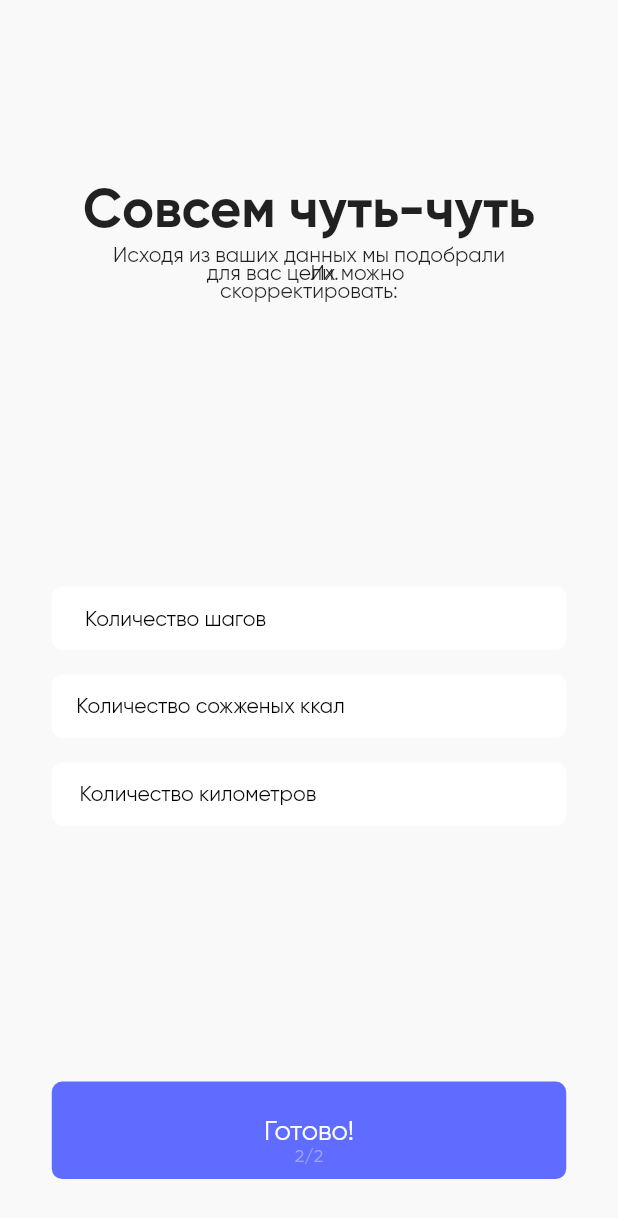
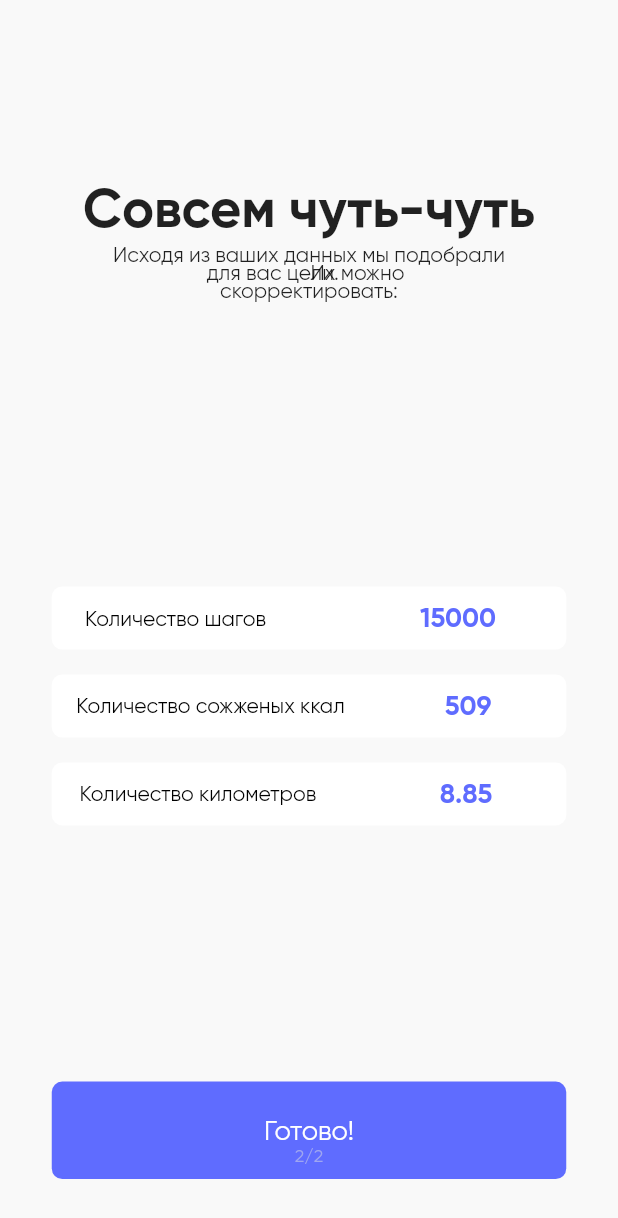
Before and after one commit to kkkivannn/pedometer, a Flutter app: the screen it shows after launch, after a tap on "Следующий этап", on a phone screen of 412 x 824 dp. Shown: the top 1218 px of the screen. Run offline on Flutter 3.47's test engine with Material 2 defaults, Android fonts, the light colour scheme and no system bars; our stand-ins replace scroll_snap_list, sensors_plus; missing offline and left inert: splash_screen_view.

Commit message:
Complete two pages

```diff
--- a/lib/firstPage/Buttons.dart
+++ b/lib/firstPage/Buttons.dart
@@ -10,8 +10,9 @@ class Buttons extends StatefulWidget {
   _ButtonsState createState() => _ButtonsState();
 }
 
+var gender;
+
 class _ButtonsState extends State<Buttons> {
-  var gender;
   @override
   Widget build(BuildContext context) {
     return SafeArea(
--- a/lib/firstPage/Parameters.dart
+++ b/lib/firstPage/Parameters.dart
@@ -10,11 +10,11 @@ class param extends StatefulWidget {
   _paramState createState() => _paramState();
 }
 
-class _paramState extends State<param> {
 var height = 120;
 var weight = 50;
 var age = 12;
 
+class _paramState extends State<param> {
   @override
   Widget build(BuildContext context) {
     return SafeArea(
@@ -74,7 +74,11 @@ class _paramState extends State<param> {
                       child: IconButton(
                         onPressed: () {
                           setState(() {
+                            if (height <= 120) {
+                              height = 120;
+                            } else {
                               height--;
+                            }
                           });
                         },
                         icon: Image.asset(
@@ -141,7 +145,11 @@ class _paramState extends State<param> {
                       child: IconButton(
                         onPressed: () {
                           setState(() {
+                            if (weight <= 50) {
+                              weight = 50;
+                            } else {
                               weight--;
+                            }
                           });
                         },
                         icon: Image.asset(
@@ -208,7 +216,11 @@ class _paramState extends State<param> {
                       child: IconButton(
                         onPressed: () {
                           setState(() {
+                            if (age <= 12) {
+                              age = 12;
+                            } else {
                               age--;
+                            }
                           });
                         },
                         icon: Image.asset(
--- a/lib/scondPage/Parameters2.dart
+++ b/lib/scondPage/Parameters2.dart
@@ -1,7 +1,10 @@
 // ignore_for_file: file_names, prefer_const_constructors
 
 import 'package:flutter/material.dart';
-import 'package:sensors/sensors.dart';
+import 'package:pedometer/firstPage/Buttons.dart';
+import 'package:pedometer/firstPage/Parameters.dart';
+import 'package:sensors_plus/sensors_plus.dart';
+import 'dart:async';
 
 class Parameters2 extends StatefulWidget {
   @override
@@ -9,12 +12,77 @@ class Parameters2 extends StatefulWidget {
 }
 
 class _Parameters2State extends State<Parameters2> {
+  @override
+  void initState() {
+    // TODO: implement initState
+    super.initState();
+    userAccelerometerEvents.listen((UserAccelerometerEvent event) {
+      setState(() {
+        x = event.x;
+        y = event.y;
+        z = event.z;
+      });
+    });
+  }
+
+  void Put() {
+    _km = (step * lsh) / 100000;
+  }
+
+  void Step() {
+    if (age <= 18) {
+      step = 15000;
+    } else if (age > 18 && age <= 40) {
+      step = 12000;
+    } else if (age > 40 && age <= 50) {
+      step = 12000;
+    } else if (age > 50 && age <= 60) {
+      step = 11000;
+    } else if (age > 60) {
+      step = 11000;
+    }
+  }
+
+  var lsh = 59.0;
+  var Q;
+  var _km;
+  void Lsh() {
+    if (gender == Gender.man) {
+      for (var i = 120; i > height; i++) {
+        lsh += 0.3;
+      }
+    } else if (gender == Gender.woman) {
+      lsh = 57;
+      for (var i = 120; i > height; i++) {
+        lsh += 0.3;
+      }
+    } else if (gender == Gender.other) {
+      lsh = 58;
+      for (var i = 120; i > height; i++) {
+        lsh += 0.3;
+      }
+    }
+  }
+
+  void Kkal() {
+    var k = 1.15;
+    Q = k * weight * step * lsh / 100000;
+  }
+
+  var x;
+  var y;
+  var z;
+
   var step;
   var kkal;
   var km;
 
   @override
   Widget build(BuildContext context) {
+    Step();
+    Lsh();
+    Kkal();
+    Put();
     return SafeArea(
       child: Stack(
         children: <Widget>[
@@ -42,7 +110,7 @@ class _Parameters2State extends State<Parameters2> {
                       alignment: Alignment(0.68, 0),
                       child: Container(
                         child: Text(
-                          '',
+                          '${step}',
                           style: TextStyle(
                               color: Color(0xff5F6CFF),
                               fontSize: 18,
@@ -77,7 +145,7 @@ class _Parameters2State extends State<Parameters2> {
                       alignment: Alignment(0.68, 0),
                       child: Container(
                         child: Text(
-                          '',
+                          Q.toStringAsFixed(0),
                           style: TextStyle(
                               color: Color(0xff5F6CFF),
                               fontSize: 18,
@@ -112,7 +180,7 @@ class _Parameters2State extends State<Parameters2> {
                       alignment: Alignment(0.68, 0),
                       child: Container(
                         child: Text(
-                          '',
+                          '$_km',
                           style: TextStyle(
                               color: Color(0xff5F6CFF),
                               fontSize: 18,
@@ -128,3 +196,9 @@ class _Parameters2State extends State<Parameters2> {
     );
   }
 }
+
+@override
+Widget build(BuildContext context) {
+  // TODO: implement build
+  throw UnimplementedError();
+}
--- a/pubspec.yaml
+++ b/pubspec.yaml
@@ -35,7 +35,8 @@ dependencies:
   cupertino_icons: ^1.0.2
   splash_screen_view: ^3.0.0
   scroll_snap_list: ^0.8.3
-  sensors: ^2.0.3
+  sensors_plus: ^1.2.1
+
 
 
 dev_dependencies:
```
Also changed, not shown: pubspec.lock. Lines whose indentation alone changed are shown as unchanged.
